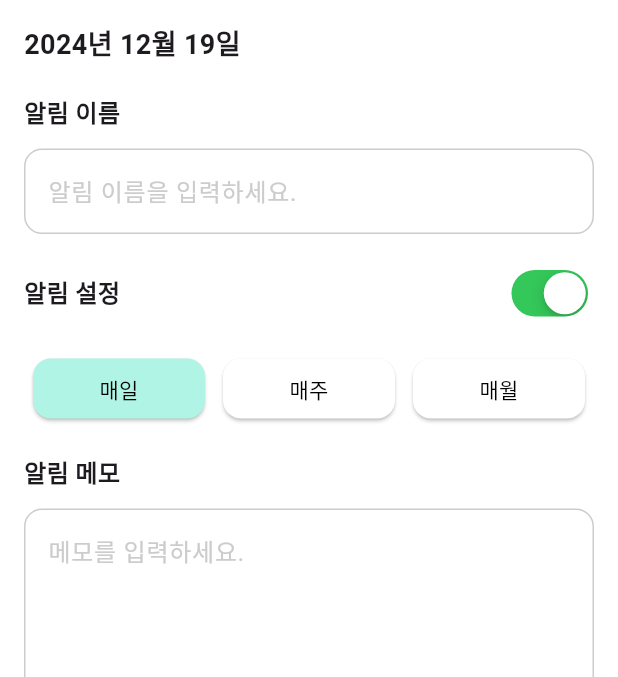
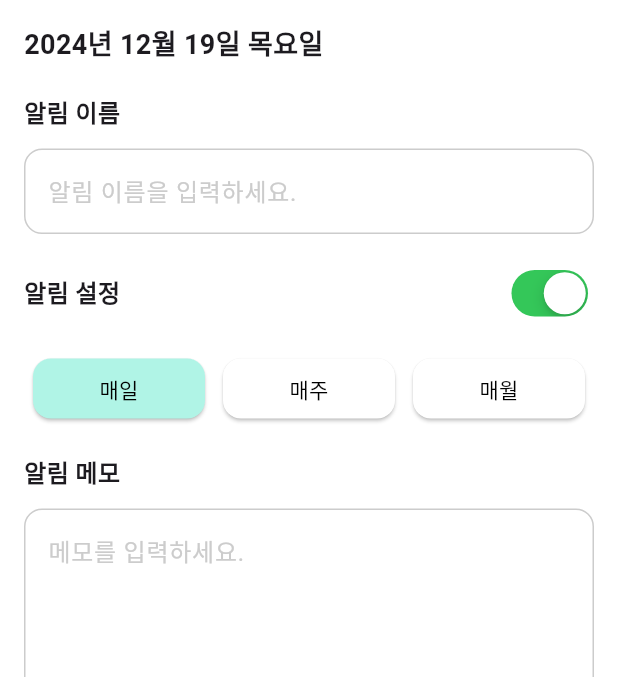
Before and after one commit to choimings/calendar, a Flutter app: the MemoPage screen opened directly, on a phone screen of 412 x 824 dp, the part 84-761 px from its top. Run offline on Flutter 3.47's test engine with Material 3 defaults, Android fonts, the phone set to English and light mode, and no system bars; our stand-ins replace table_calendar.

Commit message:
memo_page add weekday

```diff
--- a/lib/memo_page.dart
+++ b/lib/memo_page.dart
@@ -35,7 +35,7 @@ class _MemoPageState extends State<MemoPage> {
           crossAxisAlignment: CrossAxisAlignment.start,
           children: [
             Text(
-              '${widget.selectedDate.year}년 ${widget.selectedDate.month}월 ${widget.selectedDate.day}일',
+              '${widget.selectedDate.year}년 ${widget.selectedDate.month}월 ${widget.selectedDate.day}일 ${_getWeekday(widget.selectedDate.weekday)}요일',
               style: const TextStyle(fontSize: 18, fontWeight: FontWeight.bold),
             ),
             const SizedBox(height: 20),
@@ -237,4 +237,9 @@ class _MemoPageState extends State<MemoPage> {
     print('반복 주기: $_alarmFrequency');
     print('메모: ${_memoController.text}');
   }
+
+  String _getWeekday(int weekday) {
+    const days = ['월', '화', '수', '목', '금', '토', '일'];
+    return days[weekday - 1]; // weekday는 1(월요일)부터 시작
+  }
 }
```
